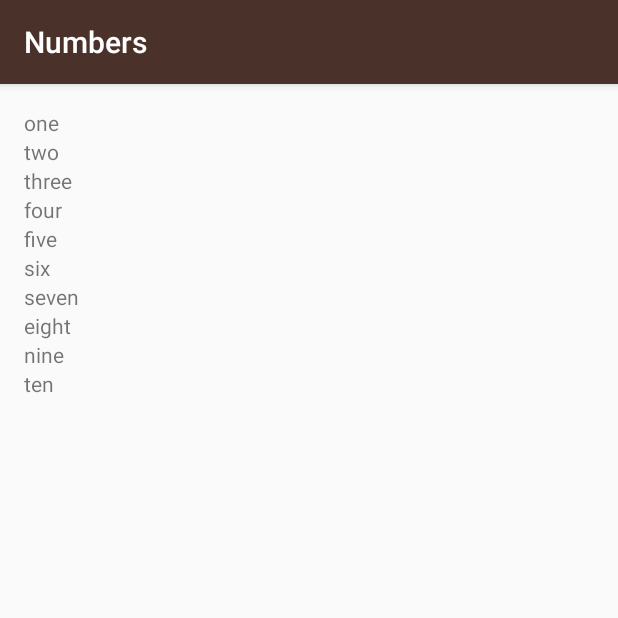
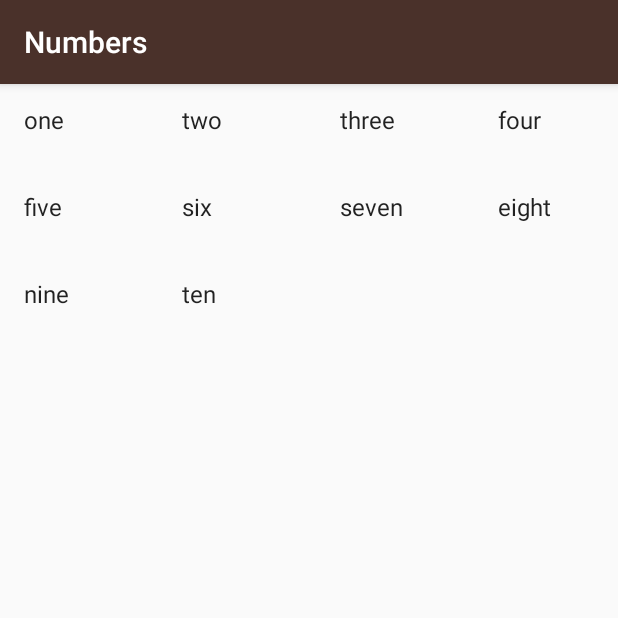
Before and after one commit to sun-strider/Miwok, an Android app: the NumbersActivity screen opened directly, with no data from a screen before it, on a phone screen of 412 x 824 dp, the top half of it. Run offline under Robolectric (Android 15) with nearby library versions, the phone set to English and light mode, and no system bars.

Commit message:
Added ArrayAdapter Used GridView

```diff
--- a/app/src/main/java/com/example/android/miwok/NumbersActivity.java
+++ b/app/src/main/java/com/example/android/miwok/NumbersActivity.java
@@ -2,8 +2,8 @@ package com.example.android.miwok;
 
 import android.os.Bundle;
 import android.support.v7.app.AppCompatActivity;
-import android.widget.LinearLayout;
-import android.widget.TextView;
+import android.widget.ArrayAdapter;
+import android.widget.GridView;
 
 import java.util.ArrayList;
 
@@ -28,22 +28,12 @@ public class NumbersActivity extends AppCompatActivity {
         words.add("ten");
 
 
-        // Find the root view so we can add child views to it
-        LinearLayout rootView = (LinearLayout) findViewById(R.id.rootView);
 
-        // Keep looping until we've reached the end of the list (which means keep looping
-        // as long as the current index position is less than the length of the list)
-        for (int index = 0; index < words.size(); index++) {
-            // Create a new TextView
-            TextView wordView = new TextView(this);
+        ArrayAdapter<String> itemsAdapter = new ArrayAdapter<String>(this, android.R.layout.simple_list_item_1, words);
 
-            // Set the text to be word at the current index
-            wordView.setText(words.get(index));
+        GridView gridView = (GridView) findViewById(R.id.gridview);
 
-            // Add this TextView as another child to the root view of this layout
-            rootView.addView(wordView);
-
-        }
+        gridView.setAdapter(itemsAdapter);
 
     }
 }
--- a/app/src/main/res/layout/activity_numbers.xml
+++ b/app/src/main/res/layout/activity_numbers.xml
@@ -1,15 +1,12 @@
 <?xml version="1.0" encoding="utf-8"?>
-<LinearLayout xmlns:android="http://schemas.android.com/apk/res/android"
-    xmlns:app="http://schemas.android.com/apk/res-auto"
-    xmlns:tools="http://schemas.android.com/tools"
-    android:id="@+id/rootView"
+<GridView xmlns:android="http://schemas.android.com/apk/res/android"
+    android:id="@+id/gridview"
     android:layout_width="match_parent"
     android:layout_height="match_parent"
-    android:orientation="vertical"
-    android:paddingBottom="@dimen/activity_vertical_margin"
-    android:paddingLeft="@dimen/activity_horizontal_margin"
-    android:paddingRight="@dimen/activity_horizontal_margin"
-    android:paddingTop="@dimen/activity_vertical_margin"
-    tools:context="com.example.android.miwok.NumbersActivity">
-
-</LinearLayout>
+    android:columnWidth="90dp"
+    android:numColumns="auto_fit"
+    android:verticalSpacing="10dp"
+    android:horizontalSpacing="10dp"
+    android:stretchMode="columnWidth"
+    android:gravity="center"
+    />
```
